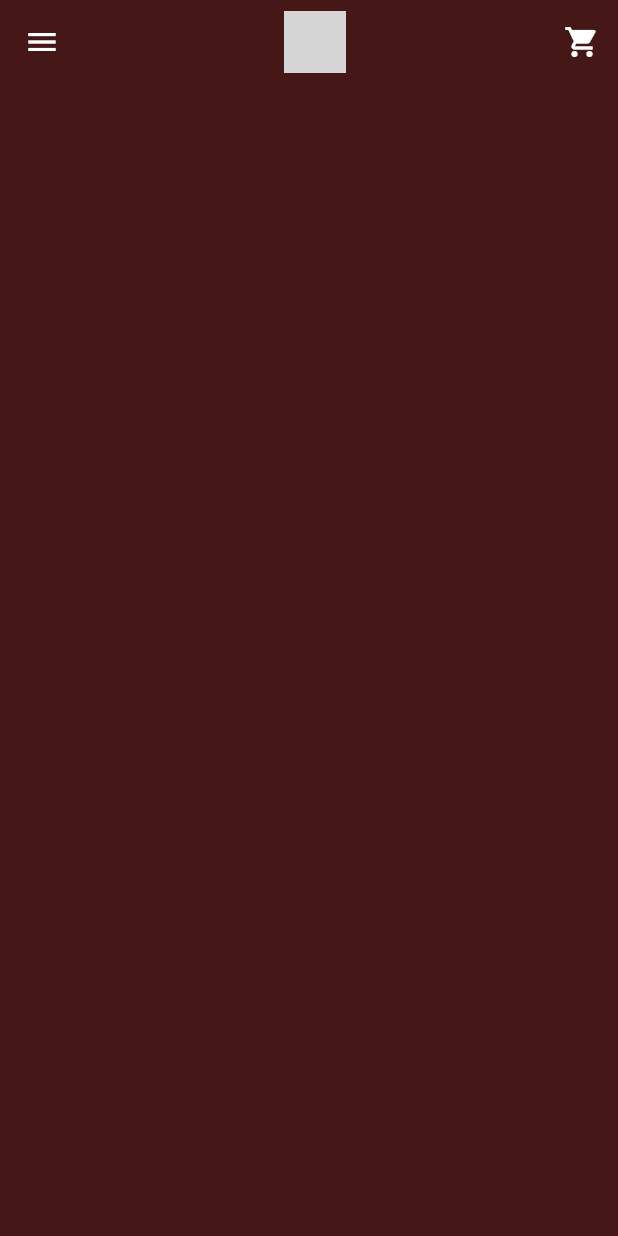
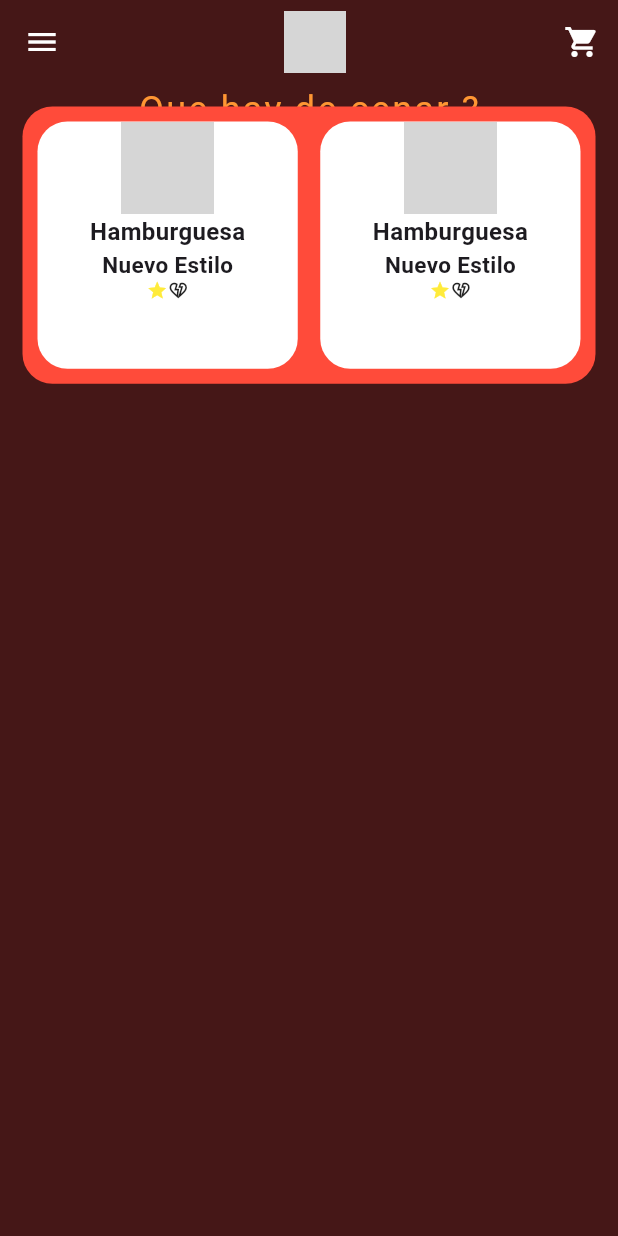
Before and after one commit to LaP0mme/projet_Mobile_Mexique, a Flutter app: the Home screen opened directly, on a phone screen of 412 x 824 dp. Run offline on Flutter 3.47's test engine with Material 3 defaults, Android fonts, the phone set to English and light mode, and no system bars; our stand-ins replace google_fonts, searchfield; grey boxes are pictures that could not be loaded.

Commit message:
Home and appBar Correction

```diff
--- a/lib/appBar.dart
+++ b/lib/appBar.dart
@@ -20,15 +20,15 @@ class drawerWidget extends StatelessWidget {
             child: UserAccountsDrawerHeader(
               decoration: BoxDecoration(color: Colors.green),
               accountName: Text(
-                "Alexia Bayol",
+                "Damien Lopez",
                 style: TextStyle(fontSize: 18),
               ),
-              accountEmail: Text("alexia.bayol@hotmail.fr"),
+              accountEmail: Text("lopezdamien375@gmail.com"),
               currentAccountPictureSize: Size.square(50),
               currentAccountPicture: CircleAvatar(
                 backgroundColor: Color.fromARGB(255, 165, 255, 137),
                 child: Text(
-                  "A",
+                  "DL",
                   style: TextStyle(fontSize: 30.0, color: Colors.blue),
                 ), //Text
               ), //circleAvatar
--- a/lib/home.dart
+++ b/lib/home.dart
@@ -4,25 +4,30 @@ import 'package:proyecto_mobil/constentes.dart' as con;
 import 'appBar.dart';
 
 class Home extends StatefulWidget {
-  const Home({super.key});
+  List titleProducts = [];
 
   @override
+  void initState() {
+    titleProducts.add('Todos');
+    titleProducts.add('Combos');
+    titleProducts.add('Hamburguesas');
+    titleProducts.add('Bebidas');
+    titleProducts.add('Postres');
+  }
   State<Home> createState() => _HomeState();
 }
 
 class _HomeState extends State<Home> {
   @override
   Widget build(BuildContext context) {
-    final size = MediaQuery
-        .of(context)
-        .size;
+    final size = MediaQuery.of(context).size;
     return Scaffold(
       backgroundColor: con.fondo,
       appBar: AppBar(
         backgroundColor: con.fondo,
         title: Center(
           child: Image.asset(
-            '../images/Welcome2.png',
+            '../images/Welcome_2.png',
             width: size.width * 0.1,
           ),
         ),
@@ -35,8 +40,145 @@ class _HomeState extends State<Home> {
         ],
       ),
       drawer: drawerWidget(),
-      body: Stack(
-          children: []
+      body: Stack(children: [
+        Row(
+          mainAxisAlignment: MainAxisAlignment.center,
+          children: [
+            Text(
+              'Que hay de cenar ?',
+              style: TextStyle(
+                color: con.secundario,
+                fontSize: 24,
+                letterSpacing: 1.5,
+              ),
+            )
+          ],
+        ),
+        Container(
+          padding: EdgeInsets.all(10),
+          margin: EdgeInsets.all(15),
+          decoration: BoxDecoration(
+            color: con.primario,
+            borderRadius: BorderRadius.circular(20),
+          ),
+          child: SingleChildScrollView(
+            child: Column(
+              children: [
+                Row(
+                  children: [
+                    Expanded(
+                      flex: 6,
+                      child: Container(
+                        height: size.height * 0.2,
+                        decoration: BoxDecoration(
+                          color: con.white,
+                          borderRadius: BorderRadius.circular(20),
+                        ),
+                        child: Column(
+                          mainAxisSize: MainAxisSize.min,
+                          children: [
+                            Image.asset('../images/Welcome_2.png',
+                                width: size.width * 0.15),
+                            Text(
+                              'Hamburguesa',
+                              style: TextStyle(
+                                fontWeight: FontWeight.bold,
+                                fontSize: 16,
+                              ),
+                            ),
+                            Text(
+                              'Nuevo Estilo',
+                              style: TextStyle(
+                                fontWeight: FontWeight.bold,
+                                fontSize: 15,
+                              ),
+                            ),
+                            Row(
+                              mainAxisAlignment: MainAxisAlignment.center,
+                              children: [
+                                Icon(
+                                  Icons.star,
+                                  color: Colors.yellow,
+                                  size: 14,
+                                ),
+                                Icon(
+                                  Icons.heart_broken_outlined,
+                                  size: 14,
+                                ),
+                              ],
+                            ),
+                          ],
+                        ),
+                      ),
+                    ),
+                    SizedBox(
+                      width: 15,
+                    ),
+                    Expanded(
+                      flex: 6,
+                      child: ContainerWidget(size: size),
+                    ),
+                  ],
+                ),
+              ],
+            ),
+          ),
+        ),
+      ]),
+    );
+  }
+}
+
+class ContainerWidget extends StatelessWidget {
+  const ContainerWidget({
+    super.key,
+    required this.size,
+  });
+
+  final Size size;
+
+  @override
+  Widget build(BuildContext context) {
+    return Container(
+      height: size.height * 0.2,
+      decoration: BoxDecoration(
+        color: con.white,
+        borderRadius: BorderRadius.circular(20),
+      ),
+      child: Column(
+        mainAxisSize: MainAxisSize.min,
+        children: [
+          Image.asset('../images/Welcome_2.png',
+              width: size.width * 0.15),
+          Text(
+            'Hamburguesa',
+            style: TextStyle(
+              fontWeight: FontWeight.bold,
+              fontSize: 16,
+            ),
+          ),
+          Text(
+            'Nuevo Estilo',
+            style: TextStyle(
+              fontWeight: FontWeight.bold,
+              fontSize: 15,
+            ),
+          ),
+          Row(
+            mainAxisAlignment: MainAxisAlignment.center,
+            children: [
+              Icon(
+                Icons.star,
+                color: Colors.yellow,
+                size: 14,
+              ),
+              Icon(
+                Icons.heart_broken_outlined,
+                size: 14,
+              ),
+            ],
+          ),
+        ],
       ),
     );
   }
--- a/lib/login.dart
+++ b/lib/login.dart
@@ -1,5 +1,6 @@
 import 'package:flutter/material.dart';
 import 'package:proyecto_mobil/constentes.dart' as cons;
+import 'package:proyecto_mobil/home.dart';
 
 class Login extends StatefulWidget {
   const Login({super.key});
@@ -98,7 +99,10 @@ class _LoginState extends State<Login> {
                             fixedSize:
                                 Size(size.width * 0.8, size.height * 0.10),
                           ),
-                          onPressed: () {},
+                          onPressed: () {
+                            Navigator.of(context).pushReplacement(
+                                MaterialPageRoute(builder: (context) => Home()));
+                          },
                           child: const Text('Iniciar Sesión',
                               style: TextStyle(color: cons.white,
                               fontSize: 20),
--- a/lib/register.dart
+++ b/lib/register.dart
@@ -1,5 +1,6 @@
 import 'package:flutter/material.dart';
 import 'package:proyecto_mobil/constentes.dart' as cons;
+import 'package:proyecto_mobil/home.dart';
 
 class Register extends StatefulWidget {
   const Register({super.key});
@@ -125,7 +126,11 @@ class _RegisterState extends State<Register> {
                             fixedSize:
                                 Size(size.width * 0.6, size.height * 0.05),
                           ),
-                          onPressed: () {},
+                          onPressed: () {
+                            Navigator.of(context).pushReplacement(
+                                MaterialPageRoute(
+                                    builder: (context) => Home()));
+                          },
                           child: const Text(
                             'Registrarse',
                             style: TextStyle(color: cons.white, fontSize: 16),
@@ -141,13 +146,10 @@ class _RegisterState extends State<Register> {
                         ),
                       ],
                     ),
-
                   ),
                 ),
-
               ],
             ),
-
           ),
         ],
       ),
```
